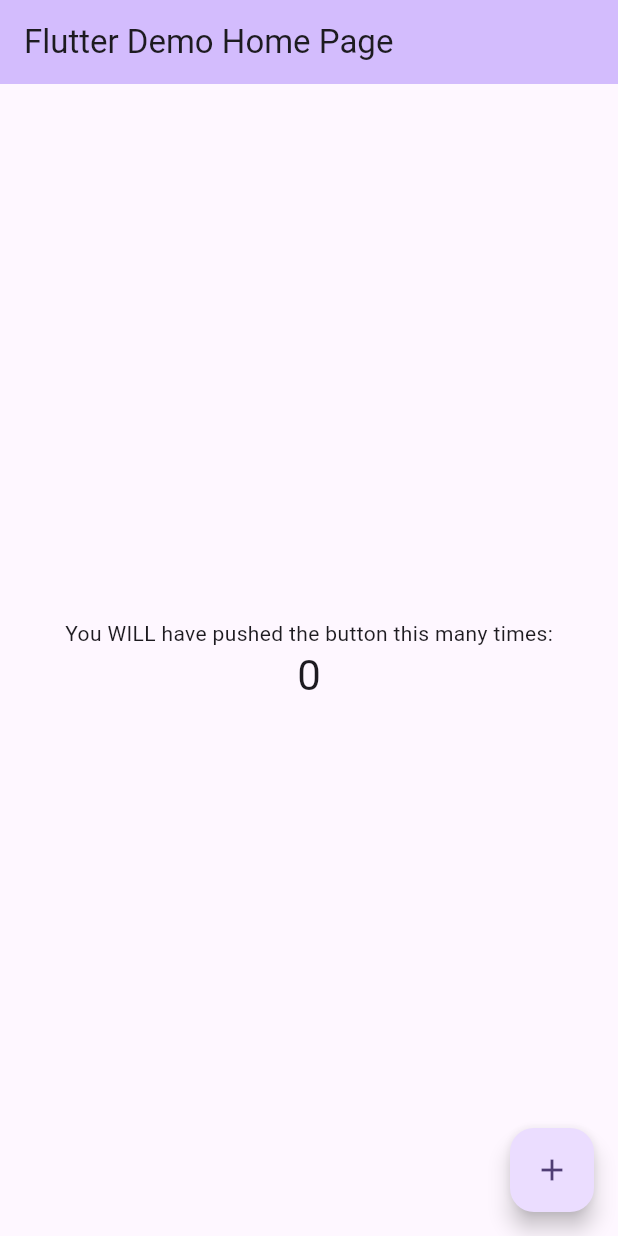
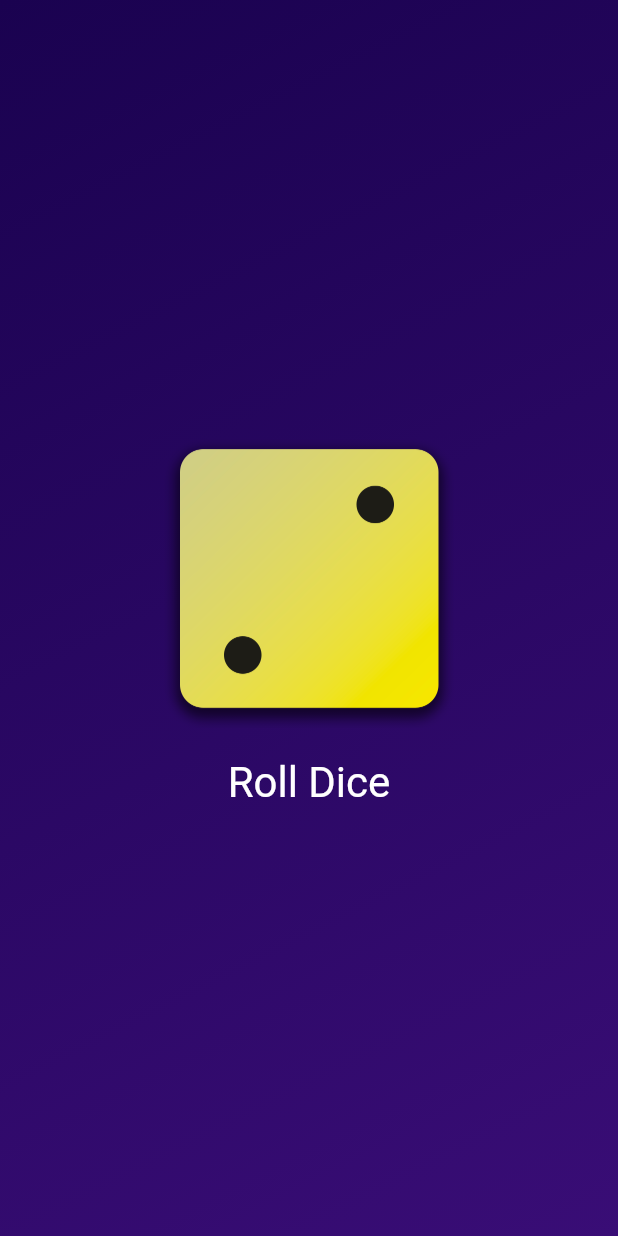
Before and after one commit to marcelojaf/udemy-flutter, a Flutter app: the screen it shows after launch, on a phone screen of 412 x 824 dp. Run offline on Flutter 3.47's test engine with Material 2 defaults, Android fonts, the phone set to English and light mode, and no system bars.

Commit message:
Finished section 2 - Dice roll app

```diff
--- /dev/null
+++ b/first_app/lib/dice_roler.dart
@@ -0,0 +1,50 @@
+import 'dart:math';
+
+import 'package:flutter/material.dart';
+
+final randomizer = Random();
+
+class DiceRoller extends StatefulWidget {
+  const DiceRoller({super.key});
+
+  @override
+  State<DiceRoller> createState() {
+    return _DiceRollerState();
+  }
+}
+
+class _DiceRollerState extends State<DiceRoller> {
+  var currentDiceRoll = 2;
+
+  void rollDice() {
+    setState(() {
+      currentDiceRoll = randomizer.nextInt(6) + 1;
+    });
+  }
+
+  @override
+  Widget build(context) {
+    return Column(
+      mainAxisSize: MainAxisSize.min,
+      children: [
+        Image.asset(
+          'assets/images/dice-$currentDiceRoll.png',
+          width: 200,
+        ),
+        TextButton(
+          onPressed: rollDice,
+          style: TextButton.styleFrom(
+            padding: const EdgeInsets.only(
+              top: 20,
+            ),
+            foregroundColor: Colors.white,
+            textStyle: const TextStyle(
+              fontSize: 28,
+            ),
+          ),
+          child: const Text('Roll Dice'),
+        )
+      ],
+    );
+  }
+}
--- /dev/null
+++ b/first_app/lib/gradient_container.dart
@@ -0,0 +1,31 @@
+import 'package:first_app/dice_roler.dart';
+import 'package:flutter/material.dart';
+
+const startAlignment = Alignment.topLeft;
+const endAlignment = Alignment.bottomRight;
+
+class GradientContainer extends StatelessWidget {
+  const GradientContainer(this.colorStarting, this.colorEnding, {super.key});
+
+  final Color colorStarting;
+  final Color colorEnding;
+
+  @override
+  Widget build(context) {
+    return Container(
+      decoration: BoxDecoration(
+        gradient: LinearGradient(
+          colors: [
+            colorStarting,
+            colorEnding,
+          ],
+          begin: startAlignment,
+          end: endAlignment,
+        ),
+      ),
+      child: const Center(
+        child: DiceRoller(),
+      ),
+    );
+  }
+}
--- a/first_app/lib/main.dart
+++ b/first_app/lib/main.dart
@@ -1,125 +1,13 @@
+import 'package:first_app/gradient_container.dart';
 import 'package:flutter/material.dart';
 
 void main() {
-  runApp(const MyApp());
+  runApp(const MaterialApp(
+    home: Scaffold(
+      body: GradientContainer(
+        Color.fromARGB(255, 26, 2, 80),
+        Color.fromARGB(255, 57, 13, 118),
+      ),
+    ),
+  ));
 }
-
-class MyApp extends StatelessWidget {
-  const MyApp({super.key});
-
-  // This widget is the root of your application.
-  @override
-  Widget build(BuildContext context) {
-    return MaterialApp(
-      title: 'Flutter Demo',
-      theme: ThemeData(
-        // This is the theme of your application.
-        //
-        // TRY THIS: Try running your application with "flutter run". You'll see
-        // the application has a blue toolbar. Then, without quitting the app,
-        // try changing the seedColor in the colorScheme below to Colors.green
-        // and then invoke "hot reload" (save your changes or press the "hot
-        // reload" button in a Flutter-supported IDE, or press "r" if you used
-        // the command line to start the app).
-        //
-        // Notice that the counter didn't reset back to zero; the application
-        // state is not lost during the reload. To reset the state, use hot
-        // restart instead.
-        //
-        // This works for code too, not just values: Most code changes can be
-        // tested with just a hot reload.
-        colorScheme: ColorScheme.fromSeed(seedColor: Colors.deepPurple),
-        useMaterial3: true,
-      ),
-      home: const MyHomePage(title: 'Flutter Demo Home Page'),
-    );
-  }
-}
-
-class MyHomePage extends StatefulWidget {
-  const MyHomePage({super.key, required this.title});
-
-  // This widget is the home page of your application. It is stateful, meaning
-  // that it has a State object (defined below) that contains fields that affect
-  // how it looks.
-
-  // This class is the configuration for the state. It holds the values (in this
-  // case the title) provided by the parent (in this case the App widget) and
-  // used by the build method of the State. Fields in a Widget subclass are
-  // always marked "final".
-
-  final String title;
-
-  @override
-  State<MyHomePage> createState() => _MyHomePageState();
-}
-
-class _MyHomePageState extends State<MyHomePage> {
-  int _counter = 0;
-
-  void _incrementCounter() {
-    setState(() {
-      // This call to setState tells the Flutter framework that something has
-      // changed in this State, which causes it to rerun the build method below
-      // so that the display can reflect the updated values. If we changed
-      // _counter without calling setState(), then the build method would not be
-      // called again, and so nothing would appear to happen.
-      _counter++;
-    });
-  }
-
-  @override
-  Widget build(BuildContext context) {
-    // This method is rerun every time setState is called, for instance as done
-    // by the _incrementCounter method above.
-    //
-    // The Flutter framework has been optimized to make rerunning build methods
-    // fast, so that you can just rebuild anything that needs updating rather
-    // than having to individually change instances of widgets.
-    return Scaffold(
-      appBar: AppBar(
-        // TRY THIS: Try changing the color here to a specific color (to
-        // Colors.amber, perhaps?) and trigger a hot reload to see the AppBar
-        // change color while the other colors stay the same.
-        backgroundColor: Theme.of(context).colorScheme.inversePrimary,
-        // Here we take the value from the MyHomePage object that was created by
-        // the App.build method, and use it to set our appbar title.
-        title: Text(widget.title),
-      ),
-      body: Center(
-        // Center is a layout widget. It takes a single child and positions it
-        // in the middle of the parent.
-        child: Column(
-          // Column is also a layout widget. It takes a list of children and
-          // arranges them vertically. By default, it sizes itself to fit its
-          // children horizontally, and tries to be as tall as its parent.
-          //
-          // Column has various properties to control how it sizes itself and
-          // how it positions its children. Here we use mainAxisAlignment to
-          // center the children vertically; the main axis here is the vertical
-          // axis because Columns are vertical (the cross axis would be
-          // horizontal).
-          //
-          // TRY THIS: Invoke "debug painting" (choose the "Toggle Debug Paint"
-          // action in the IDE, or press "p" in the console), to see the
-          // wireframe for each widget.
-          mainAxisAlignment: MainAxisAlignment.center,
-          children: <Widget>[
-            const Text(
-              'You WILL have pushed the button this many times:',
-            ),
-            Text(
-              '$_counter',
-              style: Theme.of(context).textTheme.headlineMedium,
-            ),
-          ],
-        ),
-      ),
-      floatingActionButton: FloatingActionButton(
-        onPressed: _incrementCounter,
-        tooltip: 'Increment',
-        child: const Icon(Icons.add),
-      ), // This trailing comma makes auto-formatting nicer for build methods.
-    );
-  }
-}
--- /dev/null
+++ b/first_app/lib/styled_text.dart
@@ -0,0 +1,18 @@
+import 'package:flutter/material.dart';
+
+class StyledText extends StatelessWidget {
+  const StyledText(this.outputText, {super.key});
+
+  final String outputText;
+
+  @override
+  Widget build(context) {
+    return Text(
+      outputText,
+      style: const TextStyle(
+        fontSize: 28,
+        color: Colors.white,
+      ),
+    );
+  }
+}
```
Also changed, not shown: first_app/pubspec.yaml (+9 -7 lines), first_app/assets/images/dice-1.png (added), first_app/assets/images/dice-2.png (added), first_app/assets/images/dice-3.png (added), first_app/assets/images/dice-4.png (added), first_app/assets/images/dice-5.png (added), first_app/assets/images/dice-6.png (added).
